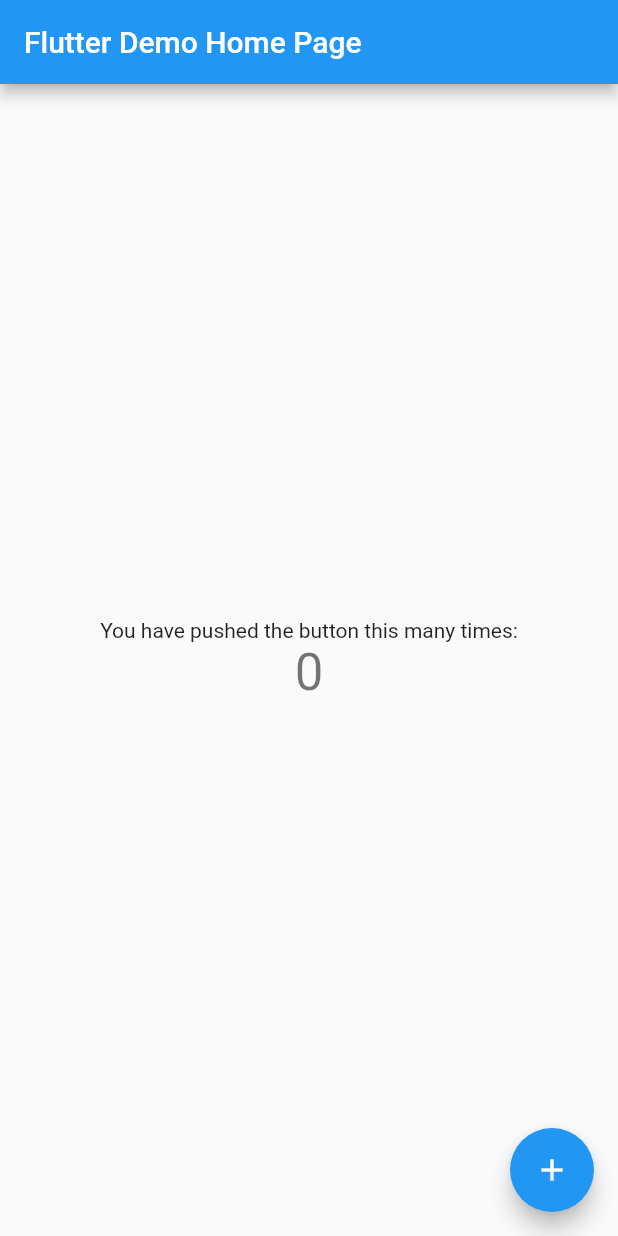
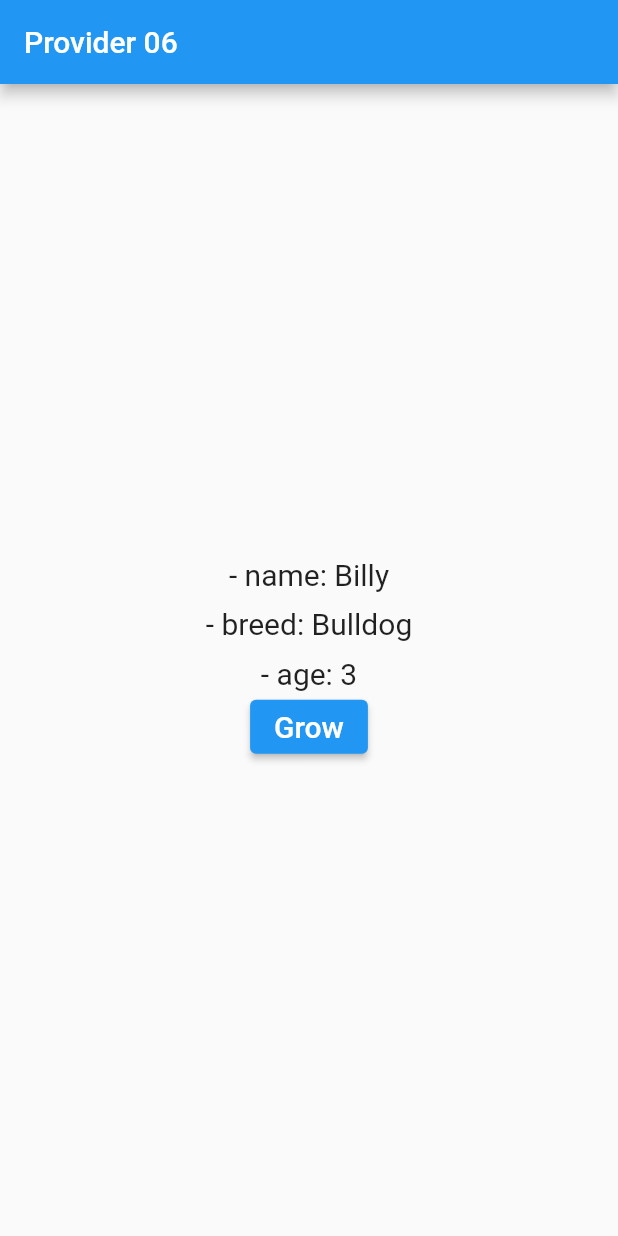
Before and after one commit to victorfmarques/provider_overview_06, a Flutter app: the screen it shows after launch, on a phone screen of 412 x 824 dp. Run offline on Flutter 3.47's test engine with Material 2 defaults, Android fonts, the phone set to English and light mode, and no system bars.

Commit message:
inheriting last class code

```diff
--- a/lib/main.dart
+++ b/lib/main.dart
@@ -1,4 +1,9 @@
+// ignore_for_file: prefer_const_constructors, prefer_const_literals_to_create_immutables
+
 import 'package:flutter/material.dart';
+import 'package:provider/provider.dart';
+
+import 'models/dog.dart';
 
 void main() {
   runApp(const MyApp());
@@ -10,106 +15,95 @@
   // This widget is the root of your application.
   @override
   Widget build(BuildContext context) {
-    return MaterialApp(
-      title: 'Flutter Demo',
-      theme: ThemeData(
-        // This is the theme of your application.
-        //
-        // Try running your application with "flutter run". You'll see the
-        // application has a blue toolbar. Then, without quitting the app, try
-        // changing the primarySwatch below to Colors.green and then invoke
-        // "hot reload" (press "r" in the console where you ran "flutter run",
-        // or simply save your changes to "hot reload" in a Flutter IDE).
-        // Notice that the counter didn't reset back to zero; the application
-        // is not restarted.
-        primarySwatch: Colors.blue,
+    return ChangeNotifierProvider<Dog>(
+      create: (context) => Dog(name: 'Billy', breed: 'Bulldog', age: 3),
+      child: MaterialApp(
+        title: 'Provider 06',
+        debugShowCheckedModeBanner: false,
+        theme: ThemeData(
+          primarySwatch: Colors.blue,
+        ),
+        home: const MyHomePage(),
       ),
-      home: const MyHomePage(title: 'Flutter Demo Home Page'),
     );
   }
 }
 
 class MyHomePage extends StatefulWidget {
-  const MyHomePage({Key? key, required this.title}) : super(key: key);
-
-  // This widget is the home page of your application. It is stateful, meaning
-  // that it has a State object (defined below) that contains fields that affect
-  // how it looks.
-
-  // This class is the configuration for the state. It holds the values (in this
-  // case the title) provided by the parent (in this case the App widget) and
-  // used by the build method of the State. Fields in a Widget subclass are
-  // always marked "final".
-
-  final String title;
+  const MyHomePage({
+    Key? key,
+  }) : super(key: key);
 
   @override
   State<MyHomePage> createState() => _MyHomePageState();
 }
 
 class _MyHomePageState extends State<MyHomePage> {
-  int _counter = 0;
+  @override
+  Widget build(BuildContext context) {
+    return Scaffold(
+      appBar: AppBar(
+        title: const Text("Provider 06"),
+      ),
+      body: Center(
+        child: Column(
+          mainAxisAlignment: MainAxisAlignment.center,
+          mainAxisSize: MainAxisSize.min,
+          children: <Widget>[
+            Text(
+              '- name: ${context.select<Dog, String>((Dog dog) => dog.name)}',
+              style: const TextStyle(fontSize: 20.0),
+            ),
+            SizedBox(
+              height: 10.0,
+            ),
+            BreedAndAge(),
+          ],
+        ),
+      ),
+    );
+  }
+}
 
-  void _incrementCounter() {
-    setState(() {
-      // This call to setState tells the Flutter framework that something has
-      // changed in this State, which causes it to rerun the build method below
-      // so that the display can reflect the updated values. If we changed
-      // _counter without calling setState(), then the build method would not be
-      // called again, and so nothing would appear to happen.
-      _counter++;
-    });
-  }
+class BreedAndAge extends StatelessWidget {
+  const BreedAndAge({
+    Key? key,
+  }) : super(key: key);
 
   @override
   Widget build(BuildContext context) {
-    // This method is rerun every time setState is called, for instance as done
-    // by the _incrementCounter method above.
-    //
-    // The Flutter framework has been optimized to make rerunning build methods
-    // fast, so that you can just rebuild anything that needs updating rather
-    // than having to individually change instances of widgets.
-    return Scaffold(
-      appBar: AppBar(
-        // Here we take the value from the MyHomePage object that was created by
-        // the App.build method, and use it to set our appbar title.
-        title: Text(widget.title),
-      ),
-      body: Center(
-        // Center is a layout widget. It takes a single child and positions it
-        // in the middle of the parent.
-        child: Column(
-          // Column is also a layout widget. It takes a list of children and
-          // arranges them vertically. By default, it sizes itself to fit its
-          // children horizontally, and tries to be as tall as its parent.
-          //
-          // Invoke "debug painting" (press "p" in the console, choose the
-          // "Toggle Debug Paint" action from the Flutter Inspector in Android
-          // Studio, or the "Toggle Debug Paint" command in Visual Studio Code)
-          // to see the wireframe for each widget.
-          //
-          // Column has various properties to control how it sizes itself and
-          // how it positions its children. Here we use mainAxisAlignment to
-          // center the children vertically; the main axis here is the vertical
-          // axis because Columns are vertical (the cross axis would be
-          // horizontal).
-          mainAxisAlignment: MainAxisAlignment.center,
-          children: <Widget>[
-            const Text(
-              'You have pushed the button this many times:',
-            ),
-            Text(
-              '$_counter',
-              style: Theme.of(context).textTheme.headline4,
-            ),
-          ],
+    return Column(
+      children: [
+        Text('- breed: ${context.select<Dog, String>((Dog dog) => dog.breed)}',
+            style: TextStyle(fontSize: 20.0)),
+        SizedBox(
+          height: 10.0,
         ),
-      ),
-      floatingActionButton: FloatingActionButton(
-        onPressed: _incrementCounter,
-        tooltip: 'Increment',
-        child: const Icon(Icons.add),
-      ), // This trailing comma makes auto-formatting nicer for build methods.
+        Age(),
+      ],
     );
   }
 }
+
+class Age extends StatelessWidget {
+  const Age({Key? key}) : super(key: key);
+
+  @override
+  Widget build(BuildContext context) {
+    return Column(
+      children: [
+        Text(
+          '- age: ${context.select<Dog, int>((Dog dog) => dog.age)}',
+          style: TextStyle(fontSize: 20.0),
+        ),
+        ElevatedButton(
+          onPressed: () => context.read<Dog>().grow(),
+          child: Text(
+            'Grow',
+            style: TextStyle(fontSize: 20),
+          ),
+        ),
+      ],
+    );
+  }
+}
--- /dev/null
+++ b/lib/models/dog.dart
@@ -0,0 +1,20 @@
+// ignore_for_file: public_member_api_docs, sort_constructors_first
+import 'package:flutter/cupertino.dart';
+
+class Dog with ChangeNotifier {
+  final String name;
+  final String breed;
+  int age;
+
+  Dog({
+    required this.name,
+    required this.breed,
+    this.age = 1,
+  });
+
+  grow() {
+    age++;
+    print(age);
+    notifyListeners();
+  }
+}
--- a/pubspec.yaml
+++ b/pubspec.yaml
@@ -29,7 +29,7 @@
 dependencies:
   flutter:
     sdk: flutter
-
+  provider: ^6.0.1
 
   # The following adds the Cupertino Icons font to your application.
   # Use with the CupertinoIcons class for iOS style icons.
```
Also changed, not shown: pubspec.lock, 20 other files.
